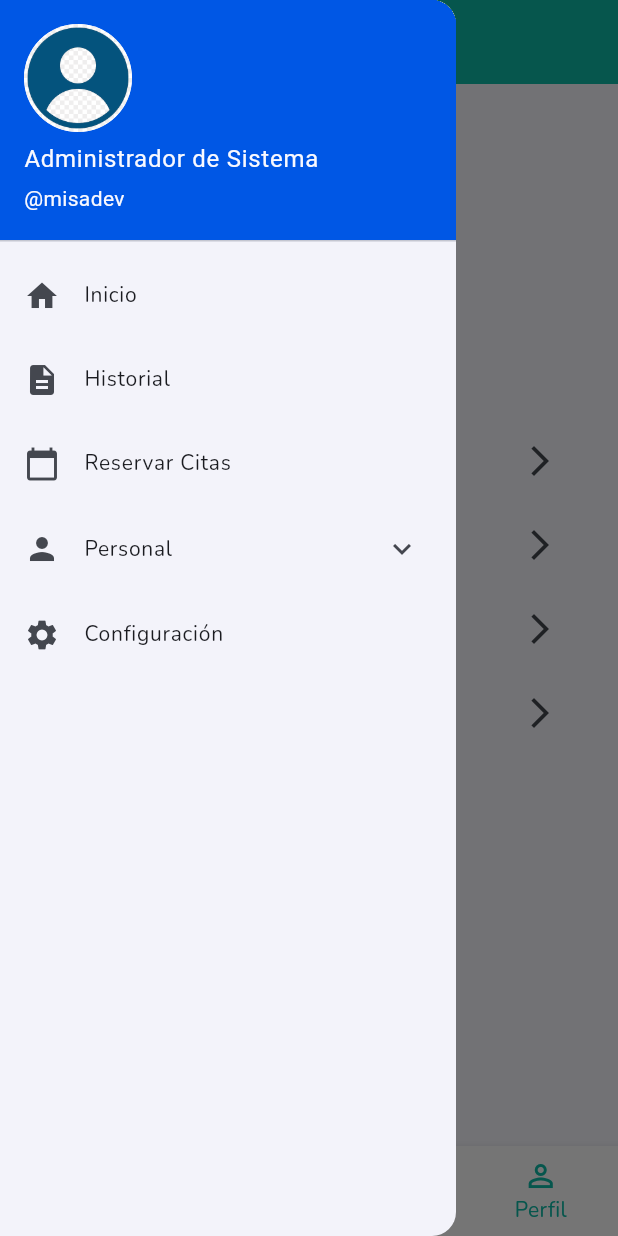
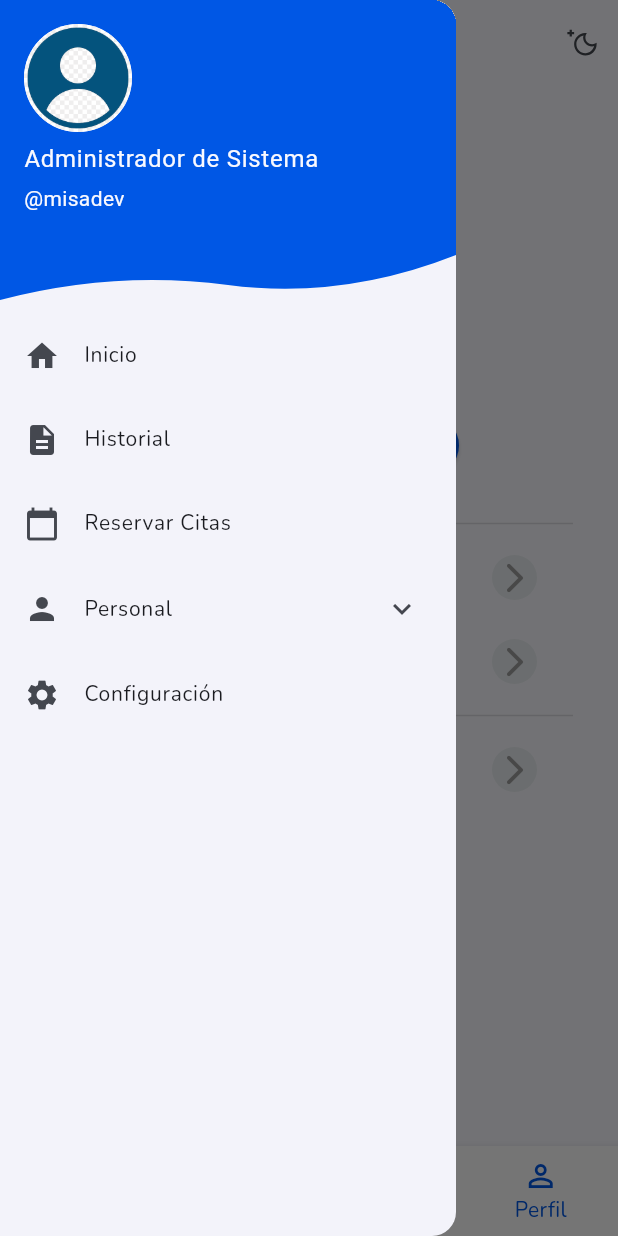
Before and after one commit to Jalter-ego/clinica-flutter, a Flutter app: the screen it shows after launch, item 4 of the bottom bar chosen, with the side drawer open, on a phone screen of 412 x 824 dp. Run offline on Flutter 3.47's test engine with Material 3 defaults, Android fonts, the phone set to English and light mode, and no system bars; our stand-ins replace flutter_secure_storage, get, google_fonts, jwt_decoder, line_awesome_flutter.

Commit message:
se mejoro la app

```diff
--- /dev/null
+++ b/lib/componets/TextFormFieldTheme.dart
@@ -0,0 +1,14 @@
+import 'package:flutter/material.dart';
+
+class TextFormFieldTheme {
+  TextFormFieldTheme._();
+
+  static InputDecorationTheme lightInputDecorationTheme = InputDecorationTheme(
+      border: const OutlineInputBorder(),
+      prefixIconColor: Colors.amber[200],
+      floatingLabelStyle: TextStyle(color: Colors.amber[200]),
+      focusedBorder: OutlineInputBorder(
+          borderRadius: BorderRadius.circular(100),
+          borderSide: const BorderSide(
+              width: 2, color: Color.fromARGB(255, 240, 212, 129))));
+}
--- /dev/null
+++ b/lib/componets/WabeClipper.dart
@@ -0,0 +1,28 @@
+import 'package:flutter/material.dart';
+
+class WaveClipper extends CustomClipper<Path> {
+  @override
+  Path getClip(Size size) {
+    var path = Path();
+    path.lineTo(0.0, size.height);
+
+    var firstControlPoint = Offset(size.width / 4, size.height - 20);
+    var firstEndPoint = Offset(size.width / 2, size.height - 10);
+
+    var secondControlPoint = Offset(size.width * 3 / 4, size.height);
+    var secondEndPoint = Offset(size.width, size.height - 30);
+
+    path.quadraticBezierTo(firstControlPoint.dx, firstControlPoint.dy,
+        firstEndPoint.dx, firstEndPoint.dy);
+
+    path.quadraticBezierTo(secondControlPoint.dx, secondControlPoint.dy,
+        secondEndPoint.dx, secondEndPoint.dy);
+
+    path.lineTo(size.width, 0.0);
+    path.close();
+    return path;
+  }
+
+  @override
+  bool shouldReclip(CustomClipper<Path> oldClipper) => false;
+}
--- a/lib/main.dart
+++ b/lib/main.dart
@@ -3,6 +3,7 @@ import 'package:flutter/material.dart';
 import 'package:get/get.dart';
 import 'package:provider/provider.dart';
 import 'providers/proveedor_usuario.dart';
+import 'providers/theme_Provider.dart';
 import 'screens/login.dart';
 import 'screens/splash.dart';
 import 'screens/navegador.dart';
@@ -18,15 +19,34 @@ class MyApp extends StatelessWidget {
   @override
   Widget build(BuildContext context) {
     return MultiProvider(
-      providers: [ChangeNotifierProvider(create: (_) => UserProvider())],
-      child: GetMaterialApp(
+      providers: [
+        ChangeNotifierProvider(create: (_) => UserProvider()),
+        ChangeNotifierProvider(create: (_) => ThemeProvider()),
+      ],
+      child: Consumer<ThemeProvider>(
+        builder: (context, themeProvider, child) {
+          return GetMaterialApp(
             title: 'Namer App',
             theme: ThemeData(
               useMaterial3: true,
+              brightness: Brightness.light,
               colorScheme: ColorScheme.fromSeed(
                 seedColor: const Color.fromARGB(137, 90, 135, 218),
               ),
-            textTheme: GoogleFonts.nunitoTextTheme()),
+              textTheme: GoogleFonts.nunitoTextTheme(),
+            ),
+            darkTheme: ThemeData(
+              useMaterial3: true,
+              brightness: Brightness.dark,
+              colorScheme: ColorScheme.fromSeed(
+                seedColor: const Color(0xFF121212),
+                brightness: Brightness.dark,
+              ),
+              textTheme: GoogleFonts.nunitoTextTheme(
+                ThemeData(brightness: Brightness.dark).textTheme,
+              ),
+            ),
+            themeMode: themeProvider.themeMode, // Escucha el tema activo
             initialRoute: '/',
             getPages: [
               GetPage(name: '/', page: () => const SplashScreen()),
@@ -34,9 +54,12 @@ class MyApp extends StatelessWidget {
               GetPage(name: '/home', page: () => const Nav_Rutas()),
               GetPage(
                 name: '/registro_empleados',
-              page: () => const EmployeeRegistrationPage()),
+                page: () => const EmployeeRegistrationPage(),
+              ),
             ],
             debugShowCheckedModeBanner: false,
+          );
+        },
       ),
     );
   }
--- /dev/null
+++ b/lib/providers/theme_Provider.dart
@@ -0,0 +1,12 @@
+import 'package:flutter/material.dart';
+
+class ThemeProvider extends ChangeNotifier {
+  ThemeMode themeMode = ThemeMode.system;
+
+  bool get isDarkMode => themeMode == ThemeMode.dark;
+
+  void toggleTheme(bool isOn) {
+    themeMode = isOn ? ThemeMode.dark : ThemeMode.light;
+    notifyListeners();
+  }
+}
--- a/lib/screens/drawer.dart
+++ b/lib/screens/drawer.dart
@@ -1,5 +1,5 @@
 import 'package:flutter/material.dart';
-
+import '../componets/WabeClipper.dart';
 import '../utils/assets.dart';
 
 class AppDrawer extends StatelessWidget {
@@ -9,7 +9,9 @@ class AppDrawer extends StatelessWidget {
   Widget build(BuildContext context) {
     return Drawer(
       child: SafeArea(
-        child: ListView(
+        child: Stack(
+          children: [
+            ListView(
               padding: EdgeInsets.zero,
               children: <Widget>[
                 const UserAccountsDrawerHeader(
@@ -22,8 +24,11 @@ class AppDrawer extends StatelessWidget {
                     color: Color(0xFF0057E5),
                   ),
                 ),
+                // Aquí insertamos la ondulación con `Stack` para que se superponga
+                SizedBox(height: 40), // Espacio para que el contenido baje
                 _listTile("Inicio", Icons.home, context, '/home'),
-            _listTile('Historial', Icons.description, context, '/historial'),
+                _listTile(
+                    'Historial', Icons.description, context, '/historial'),
                 _listTile('Reservar Citas', Icons.calendar_today, context,
                     '/reservar_citas'),
                 ExpansionTile(
@@ -38,11 +43,26 @@ class AppDrawer extends StatelessWidget {
                         Icons.subdirectory_arrow_right,
                         context,
                         '/registro_empleados'),
-                // Puedes añadir más ListTile aquí si es necesario
                   ],
                 ),
                 _listTile(
                     'Configuración', Icons.settings, context, '/configuracion'),
+              ],
+            ),
+            // Ondulación superpuesta
+            Positioned(
+              top:
+                  150, // Ajusta para superponer sobre el `UserAccountsDrawerHeader`
+              left: 0,
+              right: 0,
+              child: ClipPath(
+                clipper: WaveClipper(),
+                child: Container(
+                  color: const Color(0xFF0057E5),
+                  height: 50.0,
+                ),
+              ),
+            ),
           ],
         ),
       ),
@@ -67,59 +87,3 @@ class AppDrawer extends StatelessWidget {
     );
   }
 }
-
-
-/*ExpansionTile(
-              title: const Text(
-                'Personal',
-                style: TextStyle(fontSize: 14),
-              ),
-              leading: const Icon(Icons.person),
-              children: <Widget>[
-                _listTile(
-                    'Registro de Empleados',
-                    Icons.subdirectory_arrow_right,
-                    context,
-                    '/registro_empleados'),
-                _listTile('Tipos de Contratos', Icons.subdirectory_arrow_right,
-                    context, '/home'),
-                _listTile('Registro de Profesionales',
-                    Icons.subdirectory_arrow_right, context, '/home'),
-                _listTile('Profesionales de Salud',
-                    Icons.subdirectory_arrow_right, context, '/home'),
-              ],
-            ),
-
-            ExpansionTile(
-              title: const Text(
-                'Registros',
-                style: TextStyle(fontSize: 14),
-              ),
-              leading: const Icon(Icons.list),
-              children: <Widget>[
-                _listTile('Tipos de Atenciones', Icons.subdirectory_arrow_right,
-                    context, '/home'),
-                _listTile('Departamentos', Icons.subdirectory_arrow_right,
-                    context, '/home'),
-                _listTile('Especialidades', Icons.subdirectory_arrow_right,
-                    context, '/home'),
-                _listTile('Servicios', Icons.subdirectory_arrow_right, context,
-                    '/home'),
-              ],
-            ),
-            ExpansionTile(
-              title: const Text(
-                'Administrador',
-                style: TextStyle(fontSize: 14),
-              ),
-              leading: const Icon(Icons.admin_panel_settings),
-              children: <Widget>[
-                _listTile('Carreras Profesionales',
-                    Icons.subdirectory_arrow_right, context, '/home'),
-                _listTile('Funciones de Empleados',
-                    Icons.subdirectory_arrow_right, context, '/home'),
-                _listTile('Programacion de Medicos',
-                    Icons.subdirectory_arrow_right, context, '/home'),
-              ],
-            ),
-*/
--- a/lib/screens/navegador.dart
+++ b/lib/screens/navegador.dart
@@ -37,7 +37,7 @@ class _Nav_Rutas_State extends State<Nav_Rutas> {
           elevation: 5,
           backgroundColor: Colors.white,
           type: BottomNavigationBarType.fixed,
-          selectedItemColor: const Color.fromARGB(255, 13, 187, 167),
+          selectedItemColor: const Color(0xFF0057E5),
           unselectedItemColor: Colors.black54,
           currentIndex: selectedIndex,
           onTap: (index) {
--- a/lib/screens/perfil.dart
+++ b/lib/screens/perfil.dart
@@ -1,10 +1,10 @@
 import 'package:flutter/material.dart';
 import 'package:flutter_secure_storage/flutter_secure_storage.dart';
 import 'package:get/get.dart';
+import 'package:line_awesome_flutter/line_awesome_flutter.dart';
 import 'package:provider/provider.dart';
-
 import '../providers/proveedor_usuario.dart';
-import 'drawer.dart';
+import '../providers/theme_Provider.dart';
 import 'login.dart';
 
 class PerfilScreen extends StatefulWidget {
@@ -26,101 +26,113 @@ class _PerfilScreenState extends State<PerfilScreen> {
   @override
   Widget build(BuildContext context) {
     final userProvider = Provider.of<UserProvider>(context);
+    final themeProvider = Provider.of<ThemeProvider>(context);
+    var isDark = themeProvider.isDarkMode;
+
     return Scaffold(
       appBar: AppBar(
-        title: const Text('Perfil de Usuario'),
-        backgroundColor: const Color.fromARGB(255, 13, 187, 167),
+        title: const Text(
+          'Perfil de Usuario',
+          style: TextStyle(fontWeight: FontWeight.bold),
         ),
-      drawer: const AppDrawer(),
+        centerTitle: true,
+        actions: [
+          IconButton(
+            onPressed: () {
+              themeProvider.toggleTheme(!isDark);
+            },
+            icon: Icon(isDark ? LineAwesomeIcons.sun : LineAwesomeIcons.moon),
+          )
+        ],
+      ),
       body: SingleChildScrollView(
-        padding: const EdgeInsets.all(16.0),
+        child: Container(
+          padding: const EdgeInsets.all(30),
           child: Column(
             crossAxisAlignment: CrossAxisAlignment.center,
             children: [
-            // Foto de perfil
               const CircleAvatar(
                 radius: 50,
                 backgroundImage: AssetImage('assets/images/usuarioLogo.png'),
               ),
-            const SizedBox(height: 20),
+              const SizedBox(height: 10),
               // Información personal
               Text(
                 userProvider.nombre ?? 'Usuario',
-              style: const TextStyle(fontSize: 24, fontWeight: FontWeight.bold),
+                style:
+                    const TextStyle(fontSize: 24, fontWeight: FontWeight.bold),
               ),
-            const SizedBox(height: 10),
               Text(
                 userProvider.email ?? 'Correo',
                 style: const TextStyle(fontSize: 16, color: Colors.grey),
               ),
               const SizedBox(height: 20),
-            // Opciones de cuenta
-            _buildProfileOption(
-              context,
-              icon: Icons.calendar_today,
-              label: 'Mis Citas',
-              onTap: () {
-                // Navegar a la sección de citas
-              },
-            ),
-            _buildProfileOption(
-              context,
-              icon: Icons.lock,
-              label: 'Cambiar Contraseña',
-              onTap: () {
-                // Navegar a la sección de cambio de contraseña
-              },
-            ),
-            _buildProfileOption(
-              context,
-              icon: Icons.info,
-              label: 'Historial Médico',
-              onTap: () {
-                // Navegar al historial médico
-              },
-            ),
-            _buildProfileOption(
-              context,
-              icon: Icons.settings,
-              label: 'Configuración de la Cuenta',
-              onTap: () {
-                // Navegar a la configuración de la cuenta
-              },
-            ),
-            const SizedBox(height: 40),
-            // Botón de cerrar sesión
-            ElevatedButton.icon(
-              onPressed: () {
-                _cerrarSesion();
-              },
-              icon: const Icon(Icons.exit_to_app),
-              label: const Text('Cerrar Sesión'),
+              SizedBox(
+                width: 200,
+                child: ElevatedButton(
+                  onPressed: () {},
                   style: ElevatedButton.styleFrom(
-                backgroundColor: const Color.fromARGB(255, 189, 189, 189),
-                foregroundColor: Colors.black,
-                padding:
-                    const EdgeInsets.symmetric(horizontal: 30, vertical: 15),
+                      backgroundColor: const Color(0xFF0057E5),
+                      side: BorderSide.none,
+                      shape: const StadiumBorder()),
+                  child: const Text(
+                    'Editar Perfil',
+                    style: TextStyle(
+                        fontSize: 14,
+                        color: Colors.white,
+                        fontWeight: FontWeight.bold),
                   ),
                 ),
+              ),
+              const SizedBox(height: 20),
+              const Divider(color: Colors.black12),
+              const _ListTile("Configuracion", Icons.settings, true),
+              const _ListTile("Historial", Icons.history_outlined, true),
+              const Divider(color: Colors.black12),
+              const _ListTile("Informacion", Icons.info_outline, true),
+              const _ListTile("Cerrar Sesion", Icons.logout_outlined, false),
             ],
+          ),
         ),
       ),
     );
   }
+}
 
-  // Widget para crear las opciones del perfil
-  Widget _buildProfileOption(BuildContext context,
-      {required IconData icon,
-      required String label,
-      required VoidCallback onTap}) {
+class _ListTile extends StatelessWidget {
+  const _ListTile(this.title, this.icon, this.isIcon);
+  final String title;
+  final IconData icon;
+  final bool isIcon;
+
+  @override
+  Widget build(BuildContext context) {
     return ListTile(
-      leading: Icon(icon, color: const Color.fromARGB(255, 13, 187, 167)),
+      leading: Container(
+        width: 40,
+        height: 40,
+        decoration: BoxDecoration(
+            borderRadius: BorderRadius.circular(100),
+            color: const Color.fromARGB(255, 196, 205, 209)),
+        child: Icon(icon),
+      ),
       title: Text(
-        label,
-        style: const TextStyle(fontSize: 18),
+        title,
+        style: const TextStyle(fontSize: 16, fontWeight: FontWeight.bold),
       ),
-      trailing: const Icon(Icons.arrow_forward_ios),
-      onTap: onTap,
+      trailing: isIcon
+          ? Container(
+              width: 30,
+              height: 30,
+              decoration: BoxDecoration(
+                  borderRadius: BorderRadius.circular(100),
+                  color: const Color.fromARGB(255, 233, 238, 241)),
+              child: const Icon(
+                Icons.arrow_forward_ios_rounded,
+                color: Colors.grey,
+              ),
+            )
+          : null,
     );
   }
 }
--- a/pubspec.yaml
+++ b/pubspec.yaml
@@ -15,12 +15,11 @@ dependencies:
   get: ^4.6.5
   shared_preferences: ^2.0.15
   google_fonts: ^6.2.1
-
-
   cupertino_icons: ^1.0.8
   provider: ^6.1.2
   flutter_secure_storage: ^9.2.2
   jwt_decoder: ^2.0.1
+  line_awesome_flutter: ^3.0.1
 
 dev_dependencies:
   flutter_test:
```
Also changed, not shown: pubspec.lock. Lines whose indentation alone changed are shown as unchanged.
